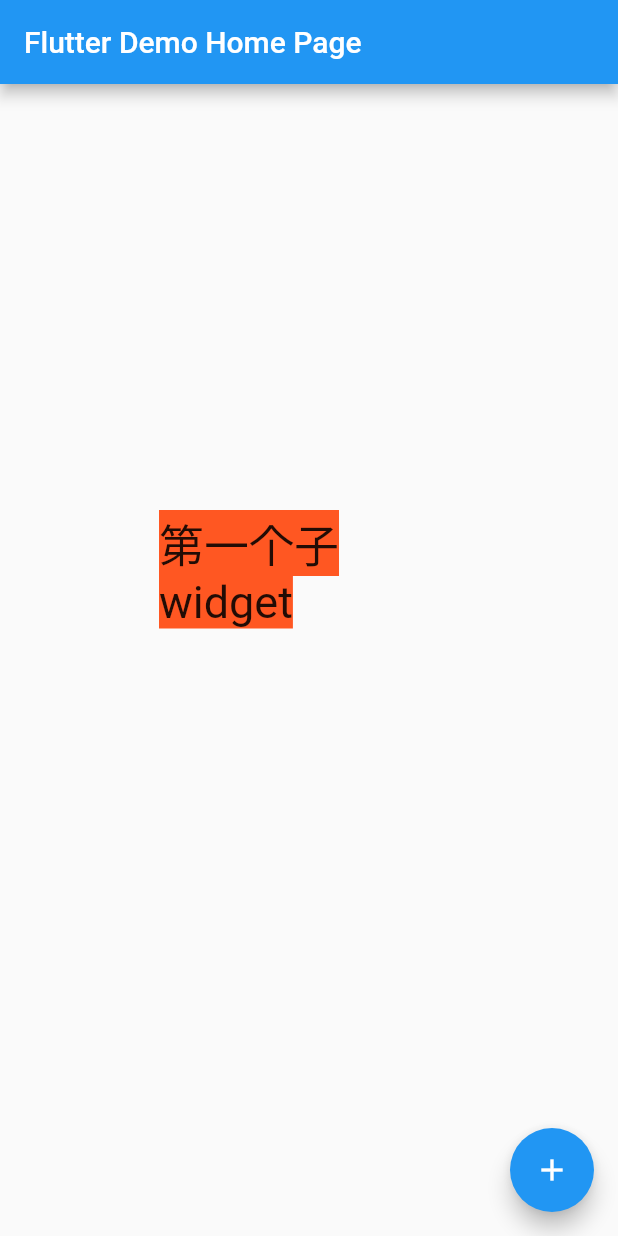
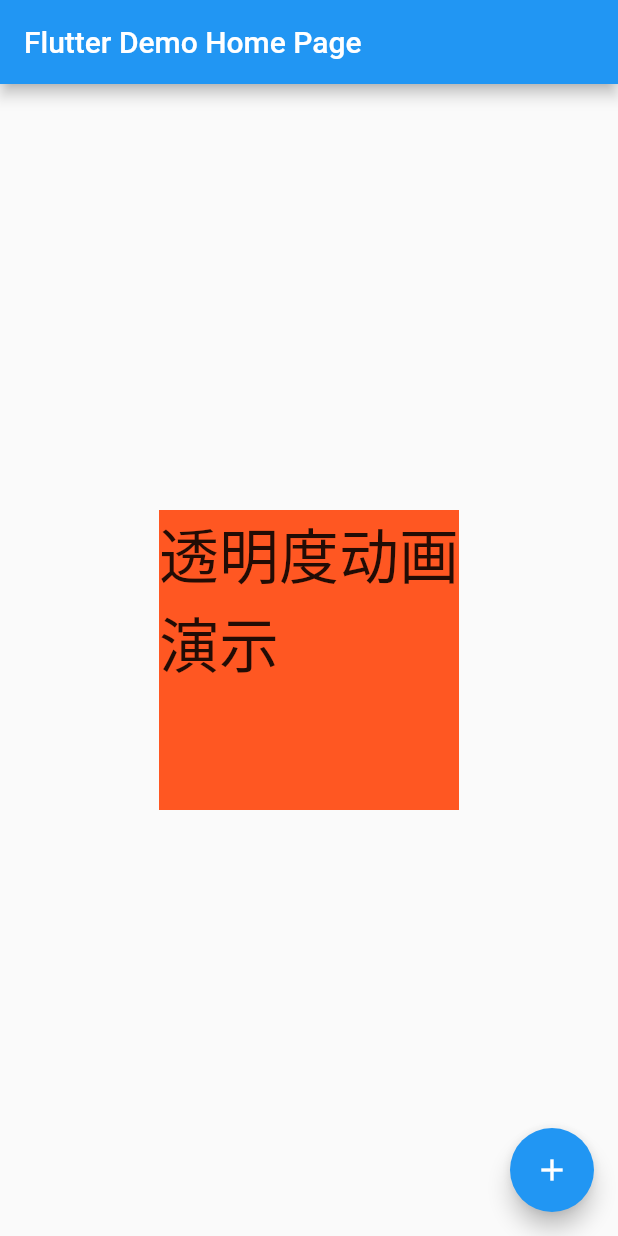
Before and after one commit to Mran/flutter_animate_demo, a Flutter app: the screen it shows after launch, on a phone screen of 412 x 824 dp. Run offline on Flutter 3.47's test engine with Material 2 defaults, Android fonts, the phone set to English and light mode, and no system bars.

```diff
--- a/lib/main.dart
+++ b/lib/main.dart
@@ -101,26 +101,18 @@ class _MyHomePageState extends State<MyHomePage>
             GestureDetector(
               onTap: _animating,
               child: Center(
-                child: AnimatedCrossFade(
-                  firstChild: Container(
-                    width: 200,
-                    height: 200,
-                    child: Text(
-                      "第一个子widget",
-                      style: TextStyle(
-                          backgroundColor: Colors.deepOrange, fontSize: 30),
+                child: AnimatedOpacity(
+                    child: Container(
+                      width: 200,
+                      height: 200,
+                      color: Colors.deepOrange,
+                      child: Text(
+                        "透明度动画演示",
+                        style: TextStyle(fontSize: 40.0),
+                      ),
                     ),
-                  ),
-                  secondChild: Text(
-                    "第二个子widget",
-                    style: TextStyle(
-                        backgroundColor: Colors.blueAccent, fontSize: 30),
-                  ),
-                  crossFadeState: status
-                      ? CrossFadeState.showFirst
-                      : CrossFadeState.showSecond,
-                  duration: Duration(milliseconds: 500),
-                ),
+                    opacity: status ? 1.0 : 0.0,
+                    duration: Duration(milliseconds: 500)),
               ),
             ),
           ],
```
